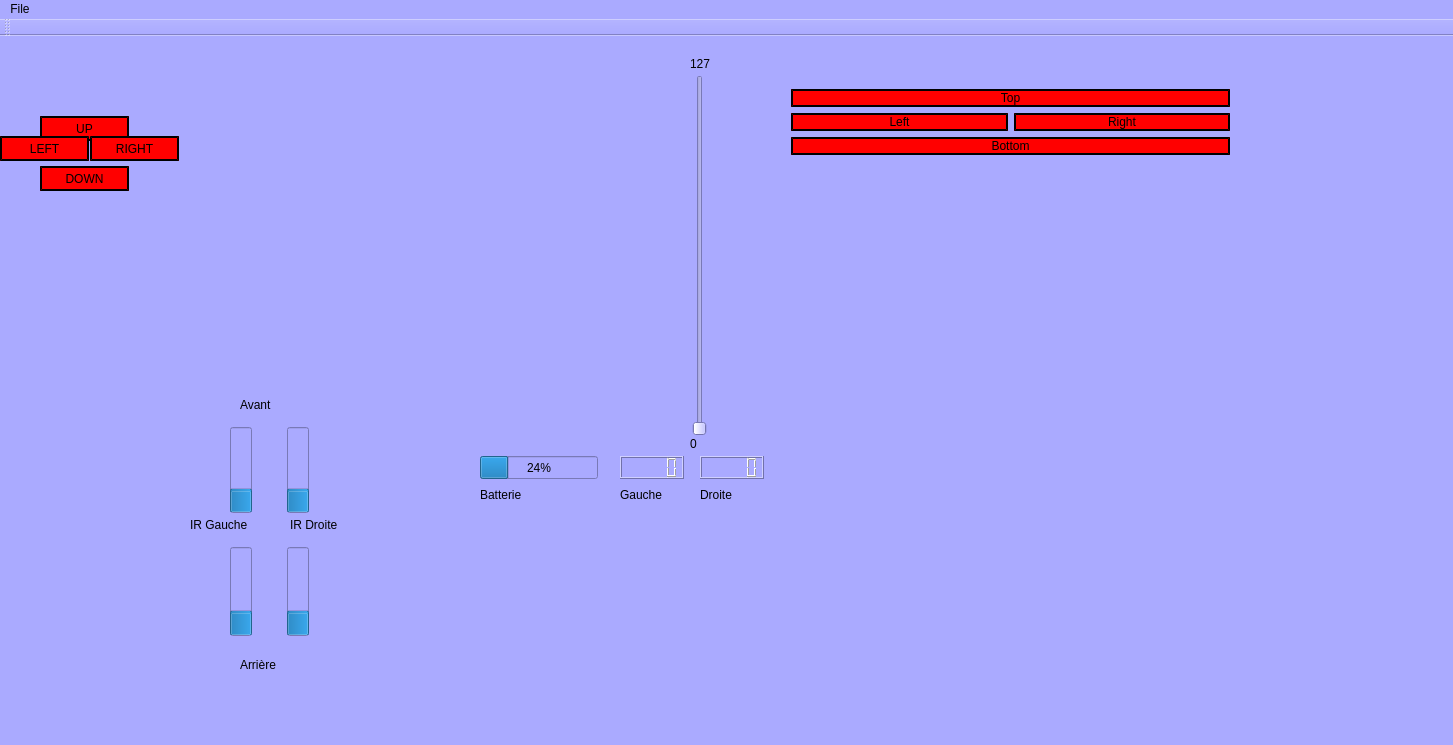
Qt form mainwindow.ui (monsieur7/robotProjet) before a commit.
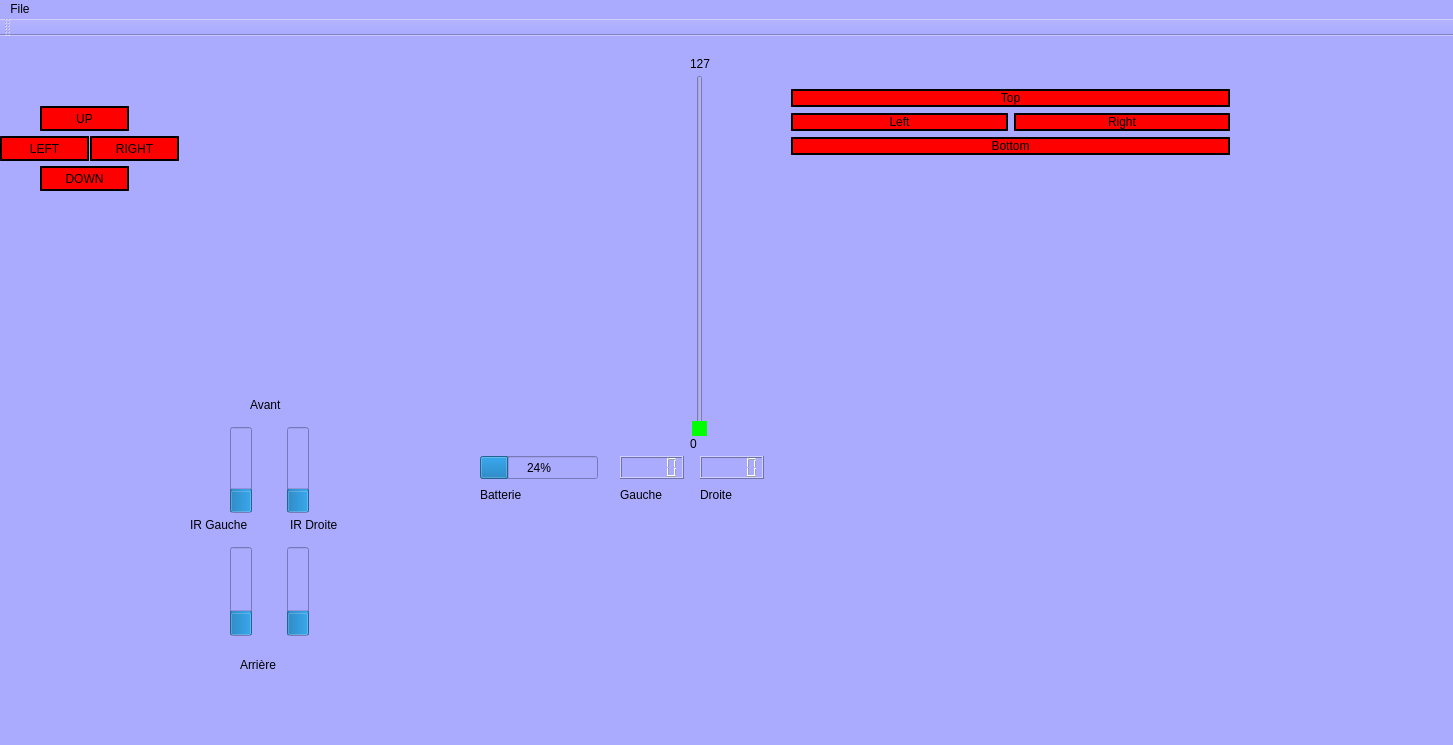
The same form after that commit.

Commit message: Added more dynamic colors in ui

The edit to the form file:
```diff
--- a/mainwindow.ui
+++ b/mainwindow.ui
@@ -168,6 +168,11 @@
       <height>361</height>
      </rect>
     </property>
+    <property name="styleSheet">
+     <string notr="true">QSlider::handle:vertical {
+    background-color: rgb(0, 255, 0); 
+}</string>
+    </property>
     <property name="maximum">
      <number>127</number>
     </property>
@@ -377,7 +382,7 @@
    <widget class="QLabel" name="label_8">
     <property name="geometry">
      <rect>
-      <x>240</x>
+      <x>250</x>
       <y>360</y>
       <width>67</width>
       <height>17</height>
@@ -404,7 +409,7 @@
     <property name="geometry">
      <rect>
       <x>40</x>
-      <y>80</y>
+      <y>70</y>
       <width>89</width>
       <height>25</height>
      </rect>
```
The commit also changes 1 other file.
